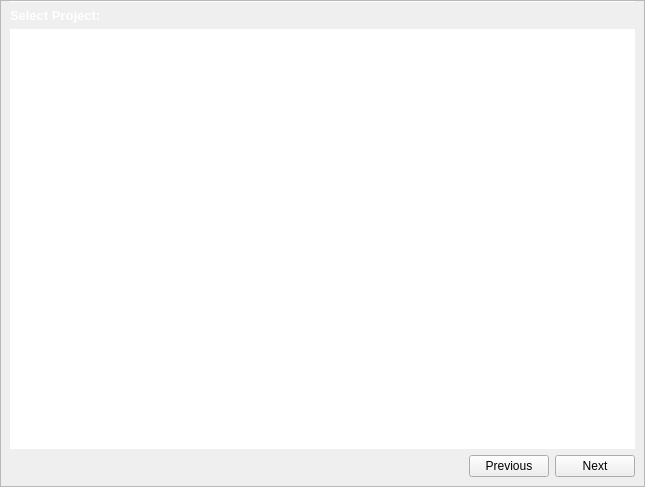
First picture: the form in src/ui/components/forms/project_form.ui, repository rithikN/pipeline_app, before the edit.
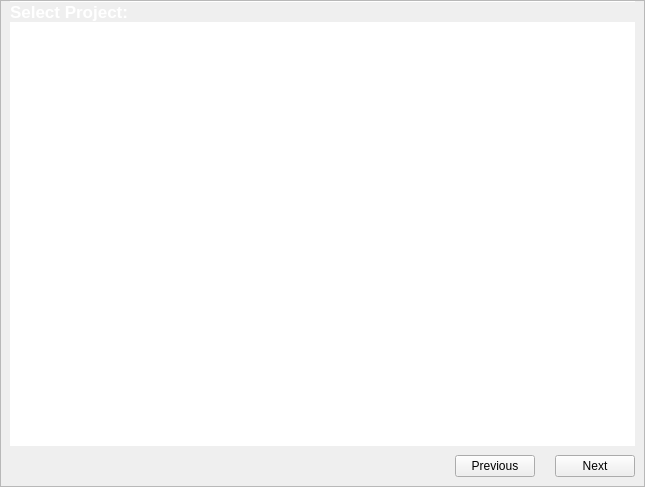
Second picture: the form after the edit.

```diff
--- a/src/ui/components/forms/project_form.ui
+++ b/src/ui/components/forms/project_form.ui
@@ -41,8 +41,17 @@
                         <property name="topMargin">
                             <number>0</number>
                         </property>
+      <property name="spacing">
+       <number>0</number>
+      </property>
                         <item row="3" column="0">
                             <layout class="QHBoxLayout" name="horizontalLayout_2">
+        <property name="spacing">
+         <number>20</number>
+        </property>
+        <property name="topMargin">
+         <number>9</number>
+        </property>
                                 <item>
                                     <spacer name="horizontalSpacer">
                                         <property name="orientation">
@@ -105,7 +114,7 @@
                                 <property name="font">
                                     <font>
                                         <family>Arial</family>
-                                        <pointsize>10</pointsize>
+          <pointsize>13</pointsize>
                                         <weight>75</weight>
                                         <bold>true</bold>
                                     </font>
```
Lines whose indentation alone changed are shown as unchanged.
